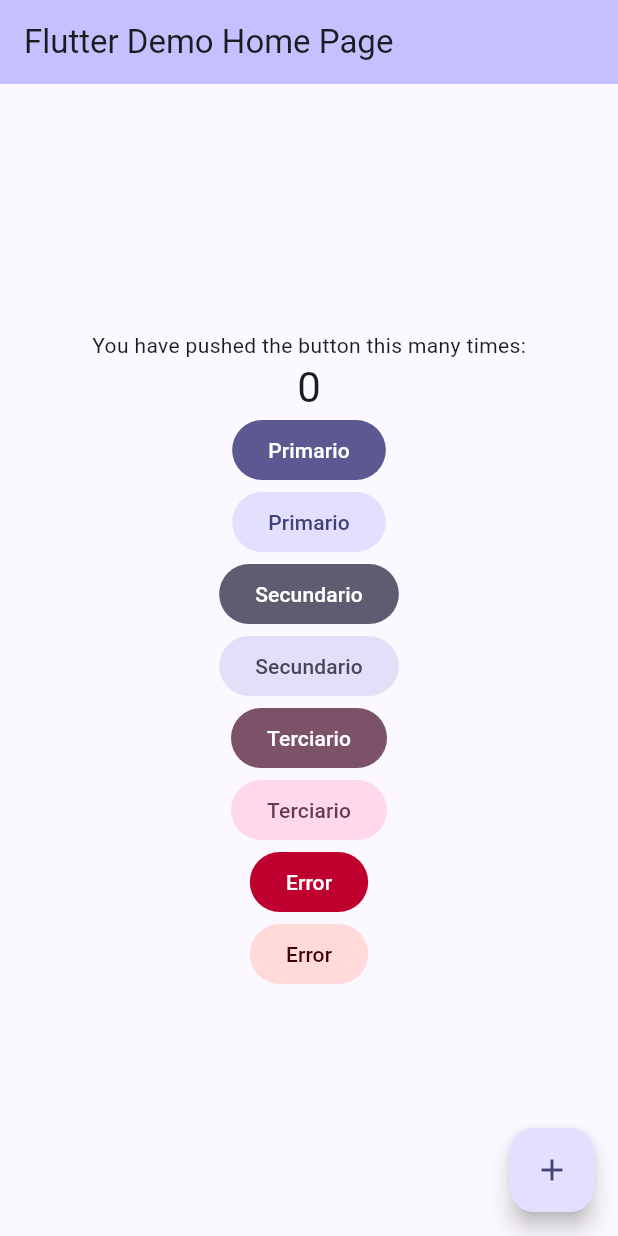
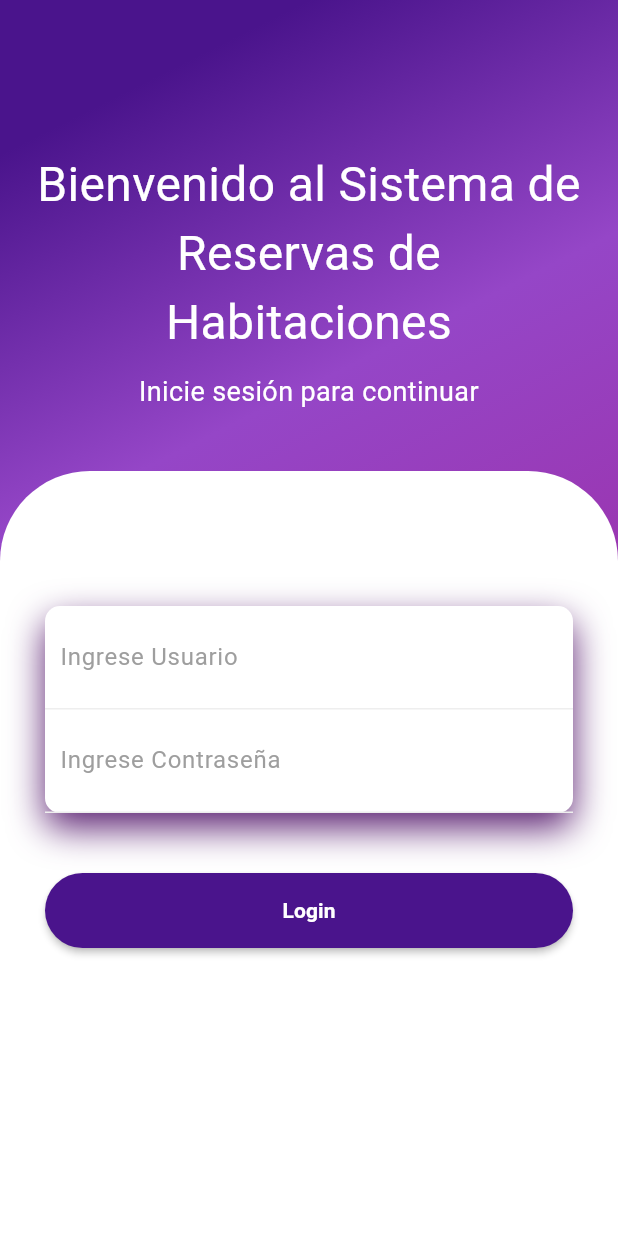
Before and after one commit to DazaTovarJ/bookings_mobile, a Flutter app: the screen it shows after launch, on a phone screen of 412 x 824 dp. Run offline on Flutter 3.47's test engine with Material 2 defaults, Android fonts, the phone set to English and light mode, and no system bars; our stand-ins replace animate_do.

Commit message:
feat(auth): Create login page

```diff
--- /dev/null
+++ b/lib/features/auth/pages/login_page.dart
@@ -0,0 +1,164 @@
+import 'package:animate_do/animate_do.dart';
+import 'package:flutter/material.dart';
+
+class LoginPage extends StatefulWidget {
+  const LoginPage({super.key});
+
+  @override
+  State<LoginPage> createState() => _LoginPageState();
+}
+
+class _LoginPageState extends State<LoginPage> {
+  @override
+  Widget build(BuildContext context) {
+    return Scaffold(
+      body: LayoutBuilder(
+          builder: (context, constraints) {
+            return SingleChildScrollView(
+              child: ConstrainedBox(
+                constraints: BoxConstraints(minHeight: constraints.maxHeight),
+                child: Container(
+                  width: MediaQuery.of(context).size.width,
+                  height: MediaQuery.of(context).size.height,
+                  decoration: BoxDecoration(
+                    gradient: LinearGradient(
+                      begin: Alignment.topCenter,
+                      colors: [
+                        Colors.purple.shade900,
+                        const Color.fromARGB(255, 149, 70, 199),
+                        const Color.fromARGB(255, 155, 51, 173),
+                      ],
+                    ),
+                  ),
+                  child: Column(
+                    crossAxisAlignment: CrossAxisAlignment.start,
+                    children: <Widget>[
+                      const SizedBox(height: 80),
+                      Padding(
+                        padding: const EdgeInsets.all(20),
+                        child: Column(
+                          crossAxisAlignment: CrossAxisAlignment.center,
+                          children: <Widget>[
+                            FadeInUp(
+                              duration: const Duration(milliseconds: 1000),
+                              child: const Text(
+                                "Bienvenido al Sistema de Reservas de Habitaciones",
+                                textAlign: TextAlign.center,
+                                style: TextStyle(color: Colors.white, fontSize: 32),
+                              ),
+                            ),
+                            const SizedBox(height: 10),
+                            FadeInUp(
+                              duration: const Duration(milliseconds: 1300),
+                              child: const Text(
+                                "Inicie sesión para continuar",
+                                textAlign: TextAlign.center,
+                                style: TextStyle(color: Colors.white, fontSize: 18),
+                              ),
+                            ),
+                          ],
+                        ),
+                      ),
+                      const SizedBox(height: 20),
+                      Expanded(
+                        child: Container(
+                          decoration: const BoxDecoration(
+                            color: Colors.white,
+                            borderRadius: BorderRadius.only(
+                              topLeft: Radius.circular(60),
+                              topRight: Radius.circular(60),
+                            ),
+                          ),
+                          child: Padding(
+                            padding: const EdgeInsets.all(30),
+                            child: Column(
+                              children: <Widget>[
+                                const SizedBox(height: 60),
+                                FadeInUp(
+                                  duration: const Duration(microseconds: 1400),
+                                  child: Container(
+                                    decoration: BoxDecoration(
+                                      color: Colors.white,
+                                      borderRadius: BorderRadius.circular(10),
+                                      boxShadow: const [
+                                        BoxShadow(
+                                            color: Color.fromARGB(224, 69, 3, 95),
+                                            blurRadius: 20,
+                                            offset: Offset(0, 10))
+                                      ],
+                                    ),
+                                    child: Column(
+                                      children: <Widget>[
+                                        Container(
+                                          padding: const EdgeInsets.all(10),
+                                          decoration: BoxDecoration(
+                                            border: Border(
+                                              bottom:
+                                              BorderSide(color: Colors.grey.shade200),
+                                            ),
+                                          ),
+                                          child: const TextField(
+                                            decoration: InputDecoration(
+                                              hintText: "Ingrese Usuario",
+                                              hintStyle: TextStyle(color: Colors.grey),
+                                              border: InputBorder.none,
+                                            ),
+                                          ),
+                                        ),
+                                        Container(
+                                          padding: const EdgeInsets.all(10),
+                                          decoration: BoxDecoration(
+                                            border: Border(
+                                              bottom:
+                                              BorderSide(color: Colors.grey.shade200),
+                                            ),
+                                          ),
+                                          child: const TextField(
+                                            obscureText: true,
+                                            decoration: InputDecoration(
+                                              hintText: "Ingrese Contraseña",
+                                              hintStyle: TextStyle(color: Colors.grey),
+                                              border: InputBorder.none,
+                                            ),
+                                          ),
+                                        ),
+                                      ],
+                                    ),
+                                  ),
+                                ),
+                                const SizedBox(height: 40),
+                                FadeInUp(
+                                  duration: const Duration(milliseconds: 1600),
+                                  child: MaterialButton(
+                                    onPressed: () {},
+                                    height: 50,
+                                    color: Colors.purple[900],
+                                    shape: RoundedRectangleBorder(
+                                      borderRadius: BorderRadius.circular(50),
+                                    ),
+                                    child: const Center(
+                                      child: Text(
+                                        "Login",
+                                        style: TextStyle(
+                                          color: Colors.white,
+                                          fontWeight: FontWeight.bold,
+                                        ),
+                                      ),
+                                    ),
+                                  ),
+                                ),
+                              ],
+                            ),
+                          ),
+                        ),
+                      )
+                    ],
+                  ),
+                ),
+              ),
+            );
+          }
+      ),
+    );
+  }
+}
--- a/lib/main.dart
+++ b/lib/main.dart
@@ -1,3 +1,4 @@
+import 'package:bookings_app/features/auth/pages/login_page.dart';
 import 'package:flutter/material.dart';
 
 void main() {
@@ -33,157 +34,9 @@ class MyApp extends StatelessWidget {
 
     return MaterialApp(
       title: 'Bookings App',
+      debugShowCheckedModeBanner: false,
       theme: appTheme,
-      home: const MyHomePage(title: 'Flutter Demo Home Page'),
+      home: const LoginPage(),
     );
   }
 }
-
-class MyHomePage extends StatefulWidget {
-  const MyHomePage({super.key, required this.title});
-
-  final String title;
-
-  @override
-  State<MyHomePage> createState() => _MyHomePageState();
-}
-
-class _MyHomePageState extends State<MyHomePage> {
-  int _counter = 0;
-
-  void _incrementCounter() {
-    setState(() {
-      // This call to setState tells the Flutter framework that something has
-      // changed in this State, which causes it to rerun the build method below
-      // so that the display can reflect the updated values. If we changed
-      // _counter without calling setState(), then the build method would not be
-      // called again, and so nothing would appear to happen.
-      _counter++;
-    });
-  }
-
-  @override
-  Widget build(BuildContext context) {
-    // This method is rerun every time setState is called, for instance as done
-    // by the _incrementCounter method above.
-    //
-    // The Flutter framework has been optimized to make rerunning build methods
-    // fast, so that you can just rebuild anything that needs updating rather
-    // than having to individually change instances of widgets.
-    return Scaffold(
-      appBar: AppBar(
-        // TRY THIS: Try changing the color here to a specific color (to
-        // Colors.amber, perhaps?) and trigger a hot reload to see the AppBar
-        // change color while the other colors stay the same.
-        backgroundColor: Theme.of(context).colorScheme.inversePrimary,
-        // Here we take the value from the MyHomePage object that was created by
-        // the App.build method, and use it to set our appbar title.
-        title: Text(widget.title),
-      ),
-      backgroundColor: Theme.of(context).colorScheme.surface,
-      body: Center(
-        // Center is a layout widget. It takes a single child and positions it
-        // in the middle of the parent.
-        child: Column(
-          // Column is also a layout widget. It takes a list of children and
-          // arranges them vertically. By default, it sizes itself to fit its
-          // children horizontally, and tries to be as tall as its parent.
-          //
-          // Column has various properties to control how it sizes itself and
-          // how it positions its children. Here we use mainAxisAlignment to
-          // center the children vertically; the main axis here is the vertical
-          // axis because Columns are vertical (the cross axis would be
-          // horizontal).
-          //
-          // TRY THIS: Invoke "debug painting" (choose the "Toggle Debug Paint"
-          // action in the IDE, or press "p" in the console), to see the
-          // wireframe for each widget.
-          mainAxisAlignment: MainAxisAlignment.center,
-          children: <Widget>[
-            const Text(
-              'You have pushed the button this many times:',
-            ),
-            Text(
-              '$_counter',
-              style: Theme.of(context).textTheme.headlineMedium,
-            ),
-            FilledButton(
-              onPressed: () {},
-              style: FilledButton.styleFrom(
-                backgroundColor: Theme.of(context).colorScheme.primary,
-                foregroundColor: Theme.of(context).colorScheme.onPrimary,
-              ),
-              child: const Text("Primario"),
-            ),
-            FilledButton(
-              onPressed: () {},
-              style: FilledButton.styleFrom(
-                backgroundColor: Theme.of(context).colorScheme.primaryContainer,
-                foregroundColor:
-                    Theme.of(context).colorScheme.onPrimaryContainer,
-              ),
-              child: const Text("Primario"),
-            ),
-            FilledButton(
-              onPressed: () {},
-              style: FilledButton.styleFrom(
-                backgroundColor: Theme.of(context).colorScheme.secondary,
-                foregroundColor: Theme.of(context).colorScheme.onSecondary,
-              ),
-              child: const Text("Secundario"),
-            ),
-            FilledButton(
-              onPressed: () {},
-              style: FilledButton.styleFrom(
-                backgroundColor:
-                    Theme.of(context).colorScheme.secondaryContainer,
-                foregroundColor:
-                    Theme.of(context).colorScheme.onSecondaryContainer,
-              ),
-              child: const Text("Secundario"),
-            ),
-            FilledButton(
-              onPressed: () {},
-              style: FilledButton.styleFrom(
-                backgroundColor: Theme.of(context).colorScheme.tertiary,
-                foregroundColor: Theme.of(context).colorScheme.onTertiary,
-              ),
-              child: const Text("Terciario"),
-            ),
-            FilledButton(
-              onPressed: () {},
-              style: FilledButton.styleFrom(
-                backgroundColor:
-                    Theme.of(context).colorScheme.tertiaryContainer,
-                foregroundColor:
-                    Theme.of(context).colorScheme.onTertiaryContainer,
-              ),
-              child: const Text("Terciario"),
-            ),
-            FilledButton(
-              onPressed: () {},
-              style: FilledButton.styleFrom(
-                backgroundColor: Theme.of(context).colorScheme.error,
-                foregroundColor: Theme.of(context).colorScheme.onError,
-              ),
-              child: const Text("Error"),
-            ),
-            FilledButton(
-              onPressed: () {},
-              style: FilledButton.styleFrom(
-                backgroundColor: Theme.of(context).colorScheme.errorContainer,
-                foregroundColor: Theme.of(context).colorScheme.onErrorContainer,
-              ),
-              child: const Text("Error"),
-            ),
-          ],
-        ),
-      ),
-      floatingActionButton: FloatingActionButton(
-        onPressed: _incrementCounter,
-        tooltip: 'Increment',
-        child: const Icon(Icons.add),
-      ), // This trailing comma makes auto-formatting nicer for build methods.
-    );
-  }
-}
--- a/pubspec.yaml
+++ b/pubspec.yaml
@@ -36,6 +36,7 @@ dependencies:
   # Use with the CupertinoIcons class for iOS style icons.
   cupertino_icons: ^1.0.2
   http: ^1.1.0
+  animate_do: ^3.1.2
 
 dev_dependencies:
   flutter_test:
```
Also changed, not shown: pubspec.lock.
